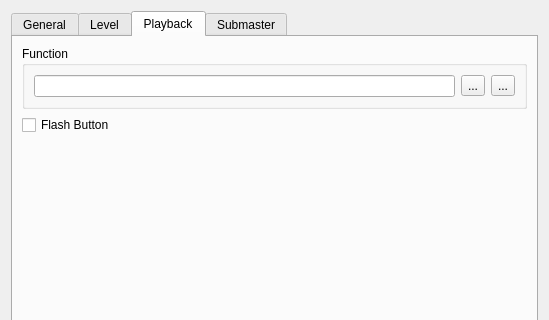
yestalgia/qlcplus, file ui/src/virtualconsole/vcsliderproperties.ui: the form before one commit; both pictures show x 0 to 549 and y 0 to 320 of the 549 by 594 pixel window.
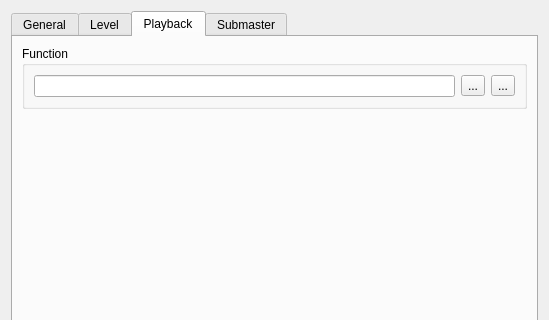
The form after the commit. The open tabs and pages were chosen to show the change. Icons and pictures are not drawn.

Patch:
```diff
--- a/ui/src/virtualconsole/vcsliderproperties.ui
+++ b/ui/src/virtualconsole/vcsliderproperties.ui
@@ -521,16 +521,6 @@
          </layout>
         </widget>
        </item>
-       <item>
-        <widget class="QCheckBox" name="m_flashButtonCheck">
-         <property name="text">
-          <string>Flash Button</string>
-         </property>
-        </widget>
-       </item>
-       <item>
-        <layout class="QVBoxLayout" name="m_flashButtonLayout"/>
-       </item>
        <item>
         <spacer name="m_playbackSpacer">
          <property name="orientation">
```
Left out of the diff: 218 changed lines with no effect on the pictures.
